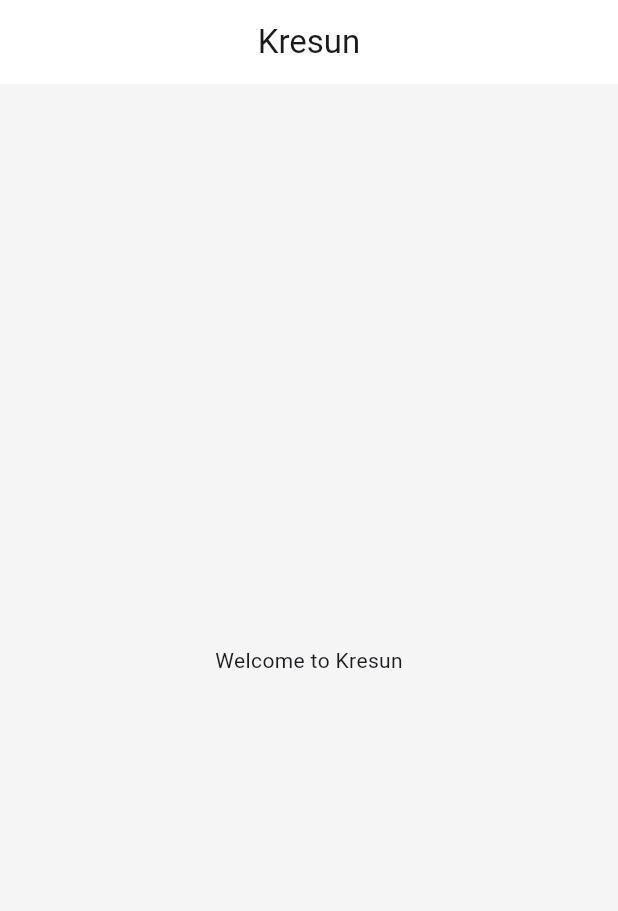
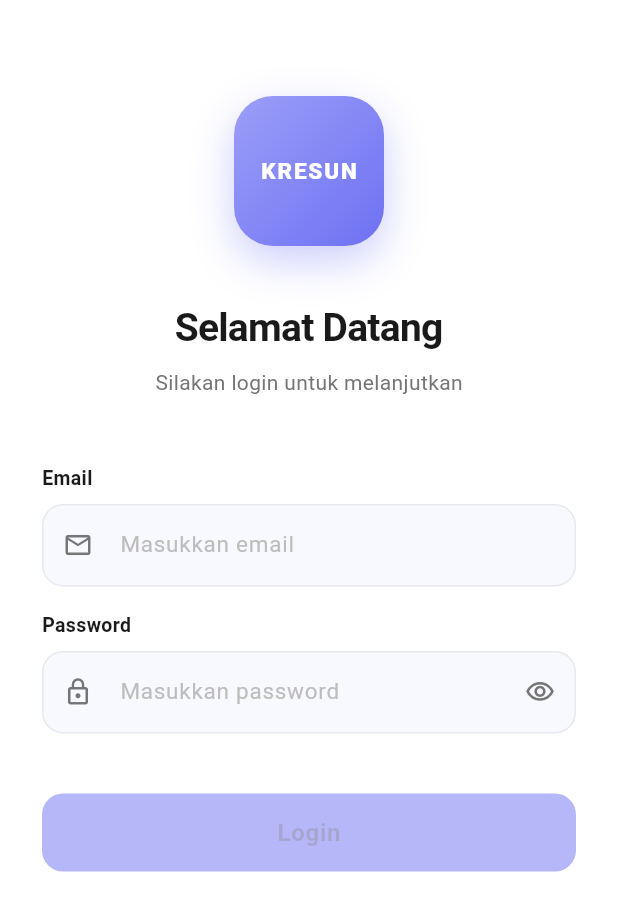
Before and after one commit to kresundev/kresun, a Flutter app: the screen it shows after launch, on a phone screen of 412 x 824 dp. Shown: the top 911 px of the screen. Run offline on Flutter 3.47's test engine with Material 3 defaults, Android fonts, the phone set to English and light mode, and no system bars; our stand-ins replace flutter_riverpod, freezed_annotation, go_router, riverpod_annotation, supabase_flutter; accounts and stored records are empty; generated files the repository leaves out were written again.

Commit message:
Init login page

```diff
--- a/lib/core/router/app_router.dart
+++ b/lib/core/router/app_router.dart
@@ -1,11 +1,16 @@
 import 'package:go_router/go_router.dart';
 import '../../presentation/pages/home/home_page.dart';
+import '../../presentation/pages/login/login_page.dart';
 
 final appRouter = GoRouter(
-  initialLocation: '/',
+  initialLocation: '/login',
   routes: [
     GoRoute(
-      path: '/',
+      path: '/login',
+      builder: (context, state) => const LoginPage(),
+    ),
+    GoRoute(
+      path: '/home',
       builder: (context, state) => const HomePage(),
     ),
   ],
--- /dev/null
+++ b/lib/data/datasources/remote/supabase_auth.dart
@@ -0,0 +1,31 @@
+import 'package:supabase_flutter/supabase_flutter.dart';
+import '../../models/user_model.dart';
+import '../../../core/errors/exceptions.dart';
+
+class SupabaseAuthDataSource {
+  final SupabaseClient _client;
+
+  const SupabaseAuthDataSource(this._client);
+
+  Future<UserModel> login({
+    required String email,
+    required String password,
+  }) async {
+    final response = await _client.auth.signInWithPassword(
+      email: email,
+      password: password,
+    );
+
+    if (response.user == null) {
+      throw const ServerException('Login failed: no user returned');
+    }
+
+    final userData = await _client
+        .from('users')
+        .select('*, region:regions!region_id(*), area:areas!area_id(*)')
+        .eq('id', response.user!.id)
+        .single();
+
+    return UserModel.fromJson(userData);
+  }
+}
--- /dev/null
+++ b/lib/data/models/user_model.dart
@@ -0,0 +1,23 @@
+import 'package:freezed_annotation/freezed_annotation.dart';
+import 'area_model.dart';
+import 'region_model.dart';
+import 'user_role.dart';
+
+part 'user_model.freezed.dart';
+part 'user_model.g.dart';
+
+@freezed
+abstract class UserModel with _$UserModel {
+  const factory UserModel({
+    required String id,
+    required String name,
+    required String email,
+    required UserRole role,
+    RegionModel? region,
+    AreaModel? area,
+    String? teamLeaderId,
+  }) = _UserModel;
+
+  factory UserModel.fromJson(Map<String, dynamic> json) =>
+      _$UserModelFromJson(json);
+}
--- /dev/null
+++ b/lib/data/repositories/auth_repository_impl.dart
@@ -0,0 +1,29 @@
+import 'package:flutter_riverpod/flutter_riverpod.dart';
+import 'package:riverpod_annotation/riverpod_annotation.dart';
+import 'package:supabase_flutter/supabase_flutter.dart';
+import '../datasources/remote/supabase_auth.dart';
+import '../models/user_model.dart';
+import '../../domain/repositories/auth_repository.dart';
+
+part 'auth_repository_impl.g.dart';
+
+class AuthRepositoryImpl implements AuthRepository {
+  final SupabaseAuthDataSource _dataSource;
+
+  const AuthRepositoryImpl(this._dataSource);
+
+  @override
+  Future<UserModel> login({
+    required String email,
+    required String password,
+  }) async {
+    return _dataSource.login(email: email, password: password);
+  }
+}
+
+@riverpod
+AuthRepository authRepository(Ref ref) {
+  return AuthRepositoryImpl(
+    SupabaseAuthDataSource(Supabase.instance.client),
+  );
+}
--- /dev/null
+++ b/lib/domain/repositories/auth_repository.dart
@@ -0,0 +1,8 @@
+import '../../data/models/user_model.dart';
+
+abstract class AuthRepository {
+  Future<UserModel> login({
+    required String email,
+    required String password,
+  });
+}
--- /dev/null
+++ b/lib/presentation/pages/login/login_page.dart
@@ -0,0 +1,403 @@
+import 'package:flutter/material.dart';
+import 'package:flutter_riverpod/flutter_riverpod.dart';
+import 'package:go_router/go_router.dart';
+import '../../../core/constants/app_colors.dart';
+import 'login_page_state.dart';
+import 'login_page_view_model.dart';
+
+class LoginPage extends ConsumerStatefulWidget {
+  const LoginPage({super.key});
+
+  @override
+  ConsumerState<LoginPage> createState() => _LoginPageState();
+}
+
+class _LoginPageState extends ConsumerState<LoginPage> {
+  final _emailController = TextEditingController();
+  final _passwordController = TextEditingController();
+
+  @override
+  void dispose() {
+    _emailController.dispose();
+    _passwordController.dispose();
+    super.dispose();
+  }
+
+  @override
+  Widget build(BuildContext context) {
+    final state = ref.watch(loginPageViewModelProvider);
+    final vm = ref.read(loginPageViewModelProvider.notifier);
+
+    ref.listen(loginPageViewModelProvider, (_, next) {
+      if (next.status == LoginStatus.success) {
+        context.go('/home');
+      }
+    });
+
+    return Scaffold(
+      backgroundColor: Colors.white,
+      body: SafeArea(
+        child: SingleChildScrollView(
+          padding: const EdgeInsets.symmetric(horizontal: 28),
+          child: Column(
+            crossAxisAlignment: CrossAxisAlignment.center,
+            children: [
+              const SizedBox(height: 64),
+              _Logo(),
+              const SizedBox(height: 36),
+              const Text(
+                'Selamat Datang',
+                style: TextStyle(
+                  fontSize: 26,
+                  fontWeight: FontWeight.w700,
+                  color: AppColors.textPrimary,
+                  letterSpacing: -0.5,
+                ),
+              ),
+              const SizedBox(height: 8),
+              const Text(
+                'Silakan login untuk melanjutkan',
+                style: TextStyle(
+                  fontSize: 14,
+                  color: AppColors.textSecondary,
+                ),
+              ),
+              const SizedBox(height: 44),
+              _EmailField(
+                controller: _emailController,
+                onChanged: vm.onEmailChanged,
+                errorText: state.emailError,
+              ),
+              const SizedBox(height: 16),
+              _PasswordField(
+                controller: _passwordController,
+                isVisible: state.isPasswordVisible,
+                onChanged: vm.onPasswordChanged,
+                onToggleVisibility: vm.togglePasswordVisibility,
+                errorText: state.passwordError,
+              ),
+              const SizedBox(height: 12),
+              AnimatedSwitcher(
+                duration: const Duration(milliseconds: 200),
+                child: state.errorMessage != null
+                    ? _ErrorBanner(message: state.errorMessage!)
+                    : const SizedBox.shrink(),
+              ),
+              const SizedBox(height: 28),
+              _LoginButton(
+                isEnabled: state.isFormValid,
+                isLoading: state.isLoading,
+                onPressed: vm.login,
+              ),
+              const SizedBox(height: 32),
+            ],
+          ),
+        ),
+      ),
+    );
+  }
+}
+
+class _Logo extends StatelessWidget {
+  @override
+  Widget build(BuildContext context) {
+    return Container(
+      width: 100,
+      height: 100,
+      decoration: BoxDecoration(
+        gradient: const LinearGradient(
+          colors: [Color(0xFF9B9EF7), AppColors.primary],
+          begin: Alignment.topLeft,
+          end: Alignment.bottomRight,
+        ),
+        borderRadius: BorderRadius.circular(26),
+        boxShadow: [
+          BoxShadow(
+            color: AppColors.primary.withValues(alpha:0.35),
+            blurRadius: 24,
+            offset: const Offset(0, 10),
+          ),
+        ],
+      ),
+      child: const Center(
+        child: Text(
+          'KRESUN',
+          style: TextStyle(
+            color: Colors.white,
+            fontWeight: FontWeight.w800,
+            fontSize: 15,
+            letterSpacing: 1.2,
+          ),
+        ),
+      ),
+    );
+  }
+}
+
+class _EmailField extends StatelessWidget {
+  const _EmailField({
+    required this.controller,
+    required this.onChanged,
+    required this.errorText,
+  });
+
+  final TextEditingController controller;
+  final ValueChanged<String> onChanged;
+  final String? errorText;
+
+  @override
+  Widget build(BuildContext context) {
+    final hasError = errorText != null;
+    return Column(
+      crossAxisAlignment: CrossAxisAlignment.start,
+      children: [
+        const Text(
+          'Email',
+          style: TextStyle(
+            fontSize: 13,
+            fontWeight: FontWeight.w600,
+            color: AppColors.textPrimary,
+          ),
+        ),
+        const SizedBox(height: 8),
+        TextField(
+          controller: controller,
+          onChanged: onChanged,
+          keyboardType: TextInputType.emailAddress,
+          textInputAction: TextInputAction.next,
+          style: const TextStyle(fontSize: 15),
+          decoration: InputDecoration(
+            hintText: 'Masukkan email',
+            hintStyle: const TextStyle(color: AppColors.textDisabled),
+            prefixIcon: const Icon(Icons.email_outlined, size: 20),
+            prefixIconColor: hasError ? AppColors.error : AppColors.textSecondary,
+            filled: true,
+            fillColor: const Color(0xFFF8F8FF),
+            contentPadding: const EdgeInsets.symmetric(
+              horizontal: 16,
+              vertical: 16,
+            ),
+            border: OutlineInputBorder(
+              borderRadius: BorderRadius.circular(14),
+              borderSide: const BorderSide(color: Color(0xFFE8E8F0)),
+            ),
+            enabledBorder: OutlineInputBorder(
+              borderRadius: BorderRadius.circular(14),
+              borderSide: BorderSide(
+                color: hasError ? AppColors.error : const Color(0xFFE8E8F0),
+              ),
+            ),
+            focusedBorder: OutlineInputBorder(
+              borderRadius: BorderRadius.circular(14),
+              borderSide: BorderSide(
+                color: hasError ? AppColors.error : AppColors.primary,
+                width: 1.5,
+              ),
+            ),
+          ),
+        ),
+        _FieldError(errorText: errorText),
+      ],
+    );
+  }
+}
+
+class _PasswordField extends StatelessWidget {
+  const _PasswordField({
+    required this.controller,
+    required this.isVisible,
+    required this.onChanged,
+    required this.onToggleVisibility,
+    required this.errorText,
+  });
+
+  final TextEditingController controller;
+  final bool isVisible;
+  final ValueChanged<String> onChanged;
+  final VoidCallback onToggleVisibility;
+  final String? errorText;
+
+  @override
+  Widget build(BuildContext context) {
+    final hasError = errorText != null;
+    return Column(
+      crossAxisAlignment: CrossAxisAlignment.start,
+      children: [
+        const Text(
+          'Password',
+          style: TextStyle(
+            fontSize: 13,
+            fontWeight: FontWeight.w600,
+            color: AppColors.textPrimary,
+          ),
+        ),
+        const SizedBox(height: 8),
+        TextField(
+          controller: controller,
+          onChanged: onChanged,
+          obscureText: !isVisible,
+          textInputAction: TextInputAction.done,
+          style: const TextStyle(fontSize: 15),
+          decoration: InputDecoration(
+            hintText: 'Masukkan password',
+            hintStyle: const TextStyle(color: AppColors.textDisabled),
+            prefixIcon: const Icon(Icons.lock_outline, size: 20),
+            prefixIconColor: hasError ? AppColors.error : AppColors.textSecondary,
+            suffixIcon: IconButton(
+              icon: Icon(
+                isVisible ? Icons.visibility_off_outlined : Icons.visibility_outlined,
+                size: 20,
+                color: AppColors.textSecondary,
+              ),
+              onPressed: onToggleVisibility,
+            ),
+            filled: true,
+            fillColor: const Color(0xFFF8F8FF),
+            contentPadding: const EdgeInsets.symmetric(
+              horizontal: 16,
+              vertical: 16,
+            ),
+            border: OutlineInputBorder(
+              borderRadius: BorderRadius.circular(14),
+              borderSide: const BorderSide(color: Color(0xFFE8E8F0)),
+            ),
+            enabledBorder: OutlineInputBorder(
+              borderRadius: BorderRadius.circular(14),
+              borderSide: BorderSide(
+                color: hasError ? AppColors.error : const Color(0xFFE8E8F0),
+              ),
+            ),
+            focusedBorder: OutlineInputBorder(
+              borderRadius: BorderRadius.circular(14),
+              borderSide: BorderSide(
+                color: hasError ? AppColors.error : AppColors.primary,
+                width: 1.5,
+              ),
+            ),
+          ),
+        ),
+        _FieldError(errorText: errorText),
+      ],
+    );
+  }
+}
+
+class _FieldError extends StatelessWidget {
+  const _FieldError({required this.errorText});
+
+  final String? errorText;
+
+  @override
+  Widget build(BuildContext context) {
+    return AnimatedSize(
+      duration: const Duration(milliseconds: 180),
+      curve: Curves.easeInOut,
+      child: errorText != null
+          ? Padding(
+              padding: const EdgeInsets.only(top: 6, left: 4),
+              child: Row(
+                children: [
+                  const Icon(Icons.info_outline, size: 13, color: AppColors.error),
+                  const SizedBox(width: 4),
+                  Text(
+                    errorText!,
+                    style: const TextStyle(
+                      fontSize: 12,
+                      color: AppColors.error,
+                    ),
+                  ),
+                ],
+              ),
+            )
+          : const SizedBox.shrink(),
+    );
+  }
+}
+
+class _ErrorBanner extends StatelessWidget {
+  const _ErrorBanner({required this.message});
+
+  final String message;
+
+  @override
+  Widget build(BuildContext context) {
+    return Container(
+      width: double.infinity,
+      padding: const EdgeInsets.symmetric(horizontal: 14, vertical: 12),
+      decoration: BoxDecoration(
+        color: AppColors.error.withValues(alpha:0.08),
+        borderRadius: BorderRadius.circular(12),
+        border: Border.all(color: AppColors.error.withValues(alpha:0.25)),
+      ),
+      child: Row(
+        children: [
+          const Icon(Icons.error_outline, color: AppColors.error, size: 18),
+          const SizedBox(width: 8),
+          Expanded(
+            child: Text(
+              message,
+              style: const TextStyle(
+                color: AppColors.error,
+                fontSize: 13,
+              ),
+            ),
+          ),
+        ],
+      ),
+    );
+  }
+}
+
+class _LoginButton extends StatelessWidget {
+  const _LoginButton({
+    required this.isEnabled,
+    required this.isLoading,
+    required this.onPressed,
+  });
+
+  final bool isEnabled;
+  final bool isLoading;
+  final VoidCallback onPressed;
+
+  @override
+  Widget build(BuildContext context) {
+    return AnimatedOpacity(
+      duration: const Duration(milliseconds: 200),
+      opacity: isEnabled ? 1.0 : 0.5,
+      child: SizedBox(
+        width: double.infinity,
+        height: 52,
+        child: ElevatedButton(
+          onPressed: isEnabled && !isLoading ? onPressed : null,
+          style: ElevatedButton.styleFrom(
+            backgroundColor: AppColors.primary,
+            foregroundColor: Colors.white,
+            disabledBackgroundColor: AppColors.primary,
+            elevation: isEnabled ? 4 : 0,
+            shadowColor: AppColors.primary.withValues(alpha:0.4),
+            shape: RoundedRectangleBorder(
+              borderRadius: BorderRadius.circular(14),
+            ),
+          ),
+          child: isLoading
+              ? const SizedBox(
+                  width: 22,
+                  height: 22,
+                  child: CircularProgressIndicator(
+                    strokeWidth: 2.5,
+                    color: Colors.white,
+                  ),
+                )
+              : const Text(
+                  'Login',
+                  style: TextStyle(
+                    fontSize: 16,
+                    fontWeight: FontWeight.w600,
+                    letterSpacing: 0.5,
+                  ),
+                ),
+        ),
+      ),
+    );
+  }
+}
--- /dev/null
+++ b/lib/presentation/pages/login/login_page_state.dart
@@ -0,0 +1,45 @@
+import 'package:freezed_annotation/freezed_annotation.dart';
+import '../../../data/models/user_model.dart';
+
+part 'login_page_state.freezed.dart';
+
+enum LoginStatus { initial, loading, success, failure }
+
+@freezed
+abstract class LoginPageState with _$LoginPageState {
+  const LoginPageState._();
+
+  const factory LoginPageState({
+    @Default('') String email,
+    @Default('') String password,
+    @Default(false) bool isPasswordVisible,
+    @Default(false) bool isEmailDirty,
+    @Default(false) bool isPasswordDirty,
+    @Default(LoginStatus.initial) LoginStatus status,
+    String? errorMessage,
+    UserModel? user,
+  }) = _LoginPageState;
+
+  bool get isEmailValid =>
+      RegExp(r'^[\w-\.]+@([\w-]+\.)+[\w-]{2,4}$').hasMatch(email);
+
+  bool get isPasswordValid => password.length >= 6;
+
+  bool get isFormValid => isEmailValid && isPasswordValid;
+
+  bool get isLoading => status == LoginStatus.loading;
+
+  String? get emailError {
+    if (!isEmailDirty) return null;
+    if (email.isEmpty) return 'Email tidak boleh kosong';
+    if (!isEmailValid) return 'Format email tidak valid';
+    return null;
+  }
+
+  String? get passwordError {
+    if (!isPasswordDirty) return null;
+    if (password.isEmpty) return 'Password tidak boleh kosong';
+    if (!isPasswordValid) return 'Password minimal 6 karakter';
+    return null;
+  }
+}
--- /dev/null
+++ b/lib/presentation/pages/login/login_page_view_model.dart
@@ -0,0 +1,42 @@
+import 'package:riverpod_annotation/riverpod_annotation.dart';
+import '../../../data/repositories/auth_repository_impl.dart';
+import 'login_page_state.dart';
+
+part 'login_page_view_model.g.dart';
+
+@riverpod
+class LoginPageViewModel extends _$LoginPageViewModel {
+  @override
+  LoginPageState build() => const LoginPageState();
+
+  void onEmailChanged(String email) {
+    state = state.copyWith(email: email, isEmailDirty: true, errorMessage: null);
+  }
+
+  void onPasswordChanged(String password) {
+    state = state.copyWith(password: password, isPasswordDirty: true, errorMessage: null);
+  }
+
+  void togglePasswordVisibility() {
+    state = state.copyWith(isPasswordVisible: !state.isPasswordVisible);
+  }
+
+  Future<void> login() async {
+    if (!state.isFormValid) return;
+
+    state = state.copyWith(status: LoginStatus.loading, errorMessage: null);
+
+    try {
+      final user = await ref.read(authRepositoryProvider).login(
+            email: state.email,
+            password: state.password,
+          );
+      state = state.copyWith(status: LoginStatus.success, user: user);
+    } catch (e) {
+      state = state.copyWith(
+        status: LoginStatus.failure,
+        errorMessage: e.toString(),
+      );
+    }
+  }
+}
```
Also changed, not shown: lib/data/models/area_model.dart (added, +16 -0 lines), lib/data/models/region_model.dart (added, +15 -0 lines), lib/data/models/user_role.dart (added, +13 -0 lines), lib/data/models/area_model.freezed.dart (added), lib/data/models/area_model.g.dart (added), lib/data/models/region_model.freezed.dart (added), lib/data/models/region_model.g.dart (added), lib/data/models/user_model.freezed.dart (added), lib/data/models/user_model.g.dart (added), lib/data/repositories/auth_repository_impl.g.dart (added), lib/presentation/pages/login/login_page_state.freezed.dart (added), lib/presentation/pages/login/login_page_view_model.g.dart (added), 1 other file.
